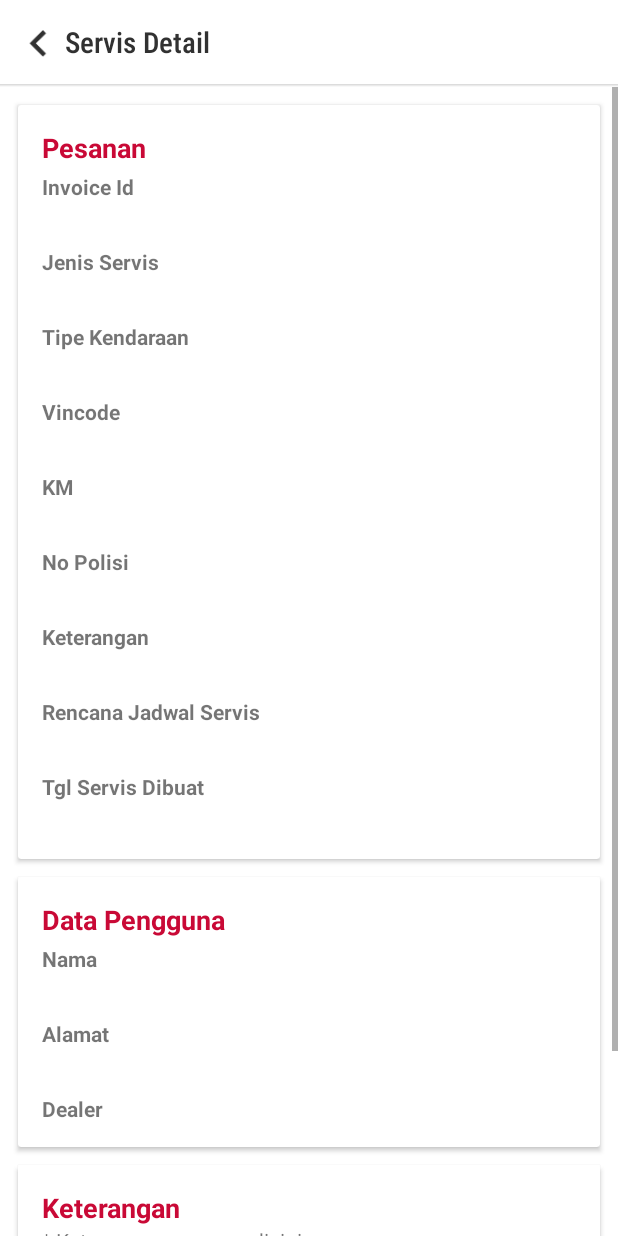
After one commit to erthru/android-pthabgsm, an Android app: the TeknisiServisDetailActivity screen opened directly, with no data from a screen before it, on a phone screen of 412 x 824 dp. The commit adds this screen. Run offline under Robolectric (Android 15) with nearby library versions, the phone set to English and light mode, and no system bars; 2 statements that could not run were skipped.

Commit message:
detail servis teknisi

```diff
--- a/app/src/main/AndroidManifest.xml
+++ b/app/src/main/AndroidManifest.xml
@@ -13,6 +13,8 @@
             android:supportsRtl="true"
             android:theme="@style/AppTheme"
             tools:ignore="GoogleAppIndexingWarning">
+        <activity android:name=".ui.teknisiservisdetail.TeknisiServisDetailActivity">
+        </activity>
         <activity android:name=".ui.teknisimain.TeknisiMainActivity">
         </activity>
         <activity android:name=".ui.loginteknisi.LoginTeknisiActivity">
--- a/app/src/main/java/com/ertohru/pthabgsm/api/model/ListBookingTeknisiResponse.kt
+++ b/app/src/main/java/com/ertohru/pthabgsm/api/model/ListBookingTeknisiResponse.kt
@@ -9,6 +9,7 @@ data class ListBookingTeknisiResponse(
 data class Booking(
     val booking_id: String,
     val booking_jenis_servis: String,
+    val booking_model_kendaraan: String,
     val booking_vincode: String,
     val booking_km: String,
     val booking_no_polisi: String,
--- /dev/null
+++ b/app/src/main/java/com/ertohru/pthabgsm/ui/teknisiservisdetail/TeknisiServisDetailActivity.kt
@@ -0,0 +1,62 @@
+package com.ertohru.pthabgsm.ui.teknisiservisdetail
+
+import androidx.appcompat.app.AppCompatActivity
+import android.os.Bundle
+import android.view.View
+import com.ertohru.pthabgsm.R
+import com.ertohru.pthabgsm.utils.StringUtils
+import kotlinx.android.synthetic.main.activity_pesanan_detail.*
+import kotlinx.android.synthetic.main.activity_teknisi_servis_detail.*
+
+class TeknisiServisDetailActivity : AppCompatActivity() {
+
+    lateinit var bookingId: String
+
+    override fun onCreate(savedInstanceState: Bundle?) {
+        super.onCreate(savedInstanceState)
+        setContentView(R.layout.activity_teknisi_servis_detail)
+
+        supportActionBar?.hide()
+
+        val i = intent
+        bookingId = i.getStringExtra("booking_id")
+
+        tvInvoiceTSD.text = i.getStringExtra("booking_id")
+        tvJenisTSD.text = i.getStringExtra("booking_jenis_servis")
+        tvModelKendaraanTSD.text = i.getStringExtra("booking_model_kendaraan")
+        tvVincodeTSD.text = i.getStringExtra("booking_vincode")
+        tvKMTSD.text = i.getStringExtra("booking_km")
+        tvNoPolisiTSD.text = i.getStringExtra("booking_no_polisi")
+        tvJadwalServisTSD.text = StringUtils.dateMinDetail(i.getStringExtra("booking_jadwal_servis"))
+        tvKeteranganTSD.text = i.getStringExtra("booking_keterangan")
+        tvTglTSD.text = StringUtils.dateLengkap(i.getStringExtra("booking_created_at"))
+        tvNamaTSD.text = i.getStringExtra("user_nama_lengkap")
+        tvAlamatTSD.text = i.getStringExtra("user_alamat")
+
+        val lastStatus = i.getStringExtra("last_status")
+
+        when(lastStatus){
+            "DITERIMA" -> {
+                tvKeteranganDetailTSD.text = "Menunggu pemilihan sparepart"
+            }
+            "PEMILIHAN PART" -> {
+                tvKeteranganDetailTSD.text = "Menunggu user mengkonfirmasi sparepart yang telah ditentukan"
+                btnViewSparePartTSD.text = "LIHAT SPAREPART YANG TELAH DITENTUKAN"
+            }
+            "MENUNGGU PERSETUJUAN" -> {
+                tvKeteranganDetailTSD.text = "User telah menentukan sparepart yang ingin digunakan"
+                btnViewSparePartTSD.text = "LIHAT SPAREPART YANG TELAH DITENTUKAN"
+            }
+            "DALAM PENGERJAAN" -> {
+                tvKeteranganDetailTSD.text = "Servis ini sedang dalam pengerjaan"
+                btnViewSparePartTSD.text = "LIHAT SPAREPART YANG TELAH DITENTUKAN"
+                btnTolakTSD.visibility = View.GONE
+            }
+        }
+
+        btnBackTSD.setOnClickListener {
+            finish()
+        }
+
+    }
+}
--- a/app/src/main/java/com/ertohru/pthabgsm/ui/teknisiservispengerjaan/TeknisiServisPengerjaanFragment.kt
+++ b/app/src/main/java/com/ertohru/pthabgsm/ui/teknisiservispengerjaan/TeknisiServisPengerjaanFragment.kt
@@ -61,9 +61,17 @@ class TeknisiServisPengerjaanFragment : Fragment() {
             }
         })
 
+        return v
+    }
+
+    override fun onResume() {
+        super.onResume()
+        page = 0
+        allDataLoaded = false
+        bookings.clear()
+
+        v.rvFTSP.adapter = rvAdapter
         loadBooking()
-
-        return v
     }
 
     private fun loadBooking(){
--- a/app/src/main/java/com/ertohru/pthabgsm/ui/teknisiservispengerjaan/TeknisiServisPengerjaanRecyclerView.kt
+++ b/app/src/main/java/com/ertohru/pthabgsm/ui/teknisiservispengerjaan/TeknisiServisPengerjaanRecyclerView.kt
@@ -1,12 +1,14 @@
 package com.ertohru.pthabgsm.ui.teknisiservispengerjaan
 
 import android.content.Context
+import android.content.Intent
 import android.view.LayoutInflater
 import android.view.View
 import android.view.ViewGroup
 import androidx.recyclerview.widget.RecyclerView
 import com.ertohru.pthabgsm.R
 import com.ertohru.pthabgsm.api.model.Booking
+import com.ertohru.pthabgsm.ui.teknisiservisdetail.TeknisiServisDetailActivity
 import com.ertohru.pthabgsm.utils.StringUtils
 import kotlinx.android.synthetic.main.list_pengerjaan_teknisi_servis_pengerjaan.view.*
 
@@ -36,6 +38,29 @@ class TeknisiServisPengerjaanRecyclerView(val context: Context, val data: ArrayL
 
         holder.v.tvStatusLPTSP.text = status
 
+        holder.v.layoutLPTSP.setOnClickListener {
+            context.startActivity(Intent(context, TeknisiServisDetailActivity::class.java)
+                .putExtra("booking_id", data?.get(position)?.booking_id)
+                .putExtra("booking_jenis_servis",data?.get(position)?.booking_jenis_servis)
+                .putExtra("booking_model_kendaraan",data?.get(position)?.booking_model_kendaraan)
+                .putExtra("booking_vincode",data?.get(position)?.booking_vincode)
+                .putExtra("booking_km",data?.get(position)?.booking_km)
+                .putExtra("booking_no_polisi",data?.get(position)?.booking_no_polisi)
+                .putExtra("booking_jadwal_servis",data?.get(position)?.booking_jadwal_servis)
+                .putExtra("booking_keterangan",data?.get(position)?.booking_keterangan)
+                .putExtra("booking_biaya",data?.get(position)?.booking_biaya)
+                .putExtra("booking_created_at",data?.get(position)?.booking_created_at)
+                .putExtra("user_id",data?.get(position)?.user_id)
+                .putExtra("dealer_id",data?.get(position)?.dealer_id)
+                .putExtra("user_nama_lengkap",data?.get(position)?.user_nama_lengkap)
+                .putExtra("user_alamat",data?.get(position)?.user_alamat)
+                .putExtra("user_no_hp",data?.get(position)?.user_no_hp)
+                .putExtra("user_created_at",data?.get(position)?.user_created_at)
+                .putExtra("user_updated_at",data?.get(position)?.user_updated_at)
+                .putExtra("last_status",data?.get(position)?.last_status)
+            )
+        }
+
     }
 
     class ViewHolder(val v: View): RecyclerView.ViewHolder(v)
--- /dev/null
+++ b/app/src/main/res/layout/activity_teknisi_servis_detail.xml
@@ -0,0 +1,235 @@
+<?xml version="1.0" encoding="utf-8"?>
+<androidx.constraintlayout.widget.ConstraintLayout
+        xmlns:android="http://schemas.android.com/apk/res/android"
+        xmlns:tools="http://schemas.android.com/tools"
+        xmlns:app="http://schemas.android.com/apk/res-auto"
+        android:layout_width="match_parent"
+        android:layout_height="match_parent"
+        tools:context=".ui.teknisiservisdetail.TeknisiServisDetailActivity">
+
+    <LinearLayout
+            android:orientation="vertical"
+            android:layout_width="match_parent"
+            android:layout_height="match_parent">
+        <FrameLayout
+                android:layout_width="match_parent"
+                android:layout_height="56dp" android:paddingLeft="16dp" android:paddingRight="16dp"
+        >
+            <LinearLayout
+                    android:orientation="horizontal"
+                    android:layout_width="match_parent"
+                    android:layout_height="match_parent" android:gravity="center_vertical">
+                <ImageView
+                        android:src="@drawable/ic_keyboard_arrow_left_black_24dp"
+                        android:layout_width="35dp"
+                        android:layout_height="35dp" android:id="@+id/btnBackTSD" android:layout_weight="0"
+                        android:scaleType="fitXY" android:layout_marginTop="2dp" android:layout_marginLeft="-8dp"/>
+                <TextView
+                        android:text="Servis Detail"
+                        android:layout_width="wrap_content"
+                        android:layout_height="wrap_content" android:id="@+id/textView2"
+                        android:layout_gravity="center_vertical" android:textSize="19sp"
+                        android:textColor="@color/colorTitle"
+                        android:fontFamily="sans-serif-condensed-light" android:textStyle="bold"/>
+            </LinearLayout>
+        </FrameLayout>
+        <FrameLayout android:layout_width="match_parent" android:layout_height="2dp"
+                     android:background="@drawable/toolbar_shadow">
+        </FrameLayout>
+        <ScrollView
+                android:layout_width="match_parent"
+                android:layout_height="match_parent">
+            <LinearLayout android:layout_width="match_parent" android:layout_height="wrap_content"
+                          android:orientation="vertical">
+                <androidx.cardview.widget.CardView
+                        android:layout_width="match_parent"
+                        android:layout_height="match_parent" android:layout_marginTop="12dp"
+                        android:layout_marginRight="12dp" android:layout_marginLeft="12dp"
+                        android:layout_marginBottom="2dp">
+                    <LinearLayout
+                            android:orientation="vertical"
+                            android:layout_width="match_parent"
+                            android:layout_height="match_parent" android:padding="16dp">
+                        <TextView
+                                android:text="Pesanan"
+                                android:layout_width="match_parent"
+                                android:layout_height="wrap_content"
+                                android:textStyle="bold"
+                                android:textSize="18sp" android:textColor="@color/colorAccent"
+                        />
+                        <TextView
+                                android:text="Invoice Id"
+                                android:layout_width="match_parent"
+                                android:layout_height="wrap_content" android:id="@+id/textView7"
+                                android:textStyle="bold" android:layout_marginTop="4dp"/>
+                        <TextView
+                                android:text="#0"
+                                android:layout_width="match_parent"
+                                android:layout_height="wrap_content" android:id="@+id/tvInvoiceTSD"
+                                android:textSize="18sp" android:layout_marginTop="-2dp"/>
+                        <TextView
+                                android:text="Jenis Servis"
+                                android:layout_width="match_parent"
+                                android:layout_height="wrap_content" android:id="@+id/textView8"
+                                android:layout_marginTop="8dp" android:textStyle="bold"/>
+                        <TextView
+                                android:text="BODY"
+                                android:layout_width="match_parent"
+                                android:layout_height="wrap_content" android:id="@+id/tvJenisTSD"
+                                android:textSize="18sp" android:layout_marginTop="-2dp"/>
+                        <TextView
+                                android:text="Tipe Kendaraan"
+                                android:layout_width="match_parent"
+                                android:layout_height="wrap_content" android:id="@+id/textView21"
+                                android:layout_marginTop="8dp" android:textStyle="bold"/>
+                        <TextView
+                                android:text="Model Kenda"
+                                android:layout_width="match_parent"
+                                android:layout_height="wrap_content" android:id="@+id/tvModelKendaraanTSD"
+                                android:textSize="18sp" android:layout_marginTop="-2dp"/>
+                        <TextView
+                                android:text="Vincode"
+                                android:layout_width="match_parent"
+                                android:layout_height="wrap_content" android:id="@+id/textView20"
+                                android:layout_marginTop="8dp" android:textStyle="bold"/>
+                        <TextView
+                                android:text="Kode"
+                                android:layout_width="match_parent"
+                                android:layout_height="wrap_content" android:id="@+id/tvVincodeTSD"
+                                android:textSize="18sp" android:layout_marginTop="-2dp"/>
+                        <TextView
+                                android:text="KM"
+                                android:layout_width="match_parent"
+                                android:layout_height="wrap_content" android:id="@+id/textView19"
+                                android:layout_marginTop="8dp" android:textStyle="bold"/>
+                        <TextView
+                                android:text="14"
+                                android:layout_width="match_parent"
+                                android:layout_height="wrap_content" android:id="@+id/tvKMTSD"
+                                android:textSize="18sp" android:layout_marginTop="-2dp"/>
+                        <TextView
+                                android:text="No Polisi"
+                                android:layout_width="match_parent"
+                                android:layout_height="wrap_content" android:id="@+id/textView17"
+                                android:layout_marginTop="8dp" android:textStyle="bold"/>
+                        <TextView
+                                android:text="DM 0000 AB"
+                                android:layout_width="match_parent"
+                                android:layout_height="wrap_content" android:id="@+id/tvNoPolisiTSD"
+                                android:textSize="18sp" android:layout_marginTop="-2dp"/>
+                        <TextView
+                                android:text="Keterangan"
+                                android:layout_width="match_parent"
+                                android:layout_height="wrap_content" android:id="@+id/textView9"
+                                android:layout_marginTop="8dp" android:textSize="14sp" android:textStyle="bold"/>
+                        <TextView
+                                android:text="-"
+                                android:layout_width="match_parent"
+                                android:layout_height="wrap_content" android:id="@+id/tvKeteranganTSD"
+                                android:textSize="18sp" android:layout_marginTop="-2dp"/>
+                        <TextView
+                                android:text="Rencana Jadwal Servis"
+                                android:layout_width="match_parent"
+                                android:layout_height="wrap_content"
+                                android:textStyle="bold" android:layout_marginTop="8dp"/>
+                        <TextView
+                                android:text="00-00-1990"
+                                android:layout_width="match_parent"
+                                android:layout_height="wrap_content" android:id="@+id/tvJadwalServisTSD"
+                                android:textSize="18sp"
+                                android:layout_marginTop="-2dp"/>
+                        <TextView
+                                android:text="Tgl Servis Dibuat"
+                                android:layout_width="match_parent"
+                                android:layout_height="wrap_content" android:id="@+id/textView10"
+                                android:textStyle="bold" android:layout_marginTop="8dp"/>
+                        <TextView
+                                android:text="00:00:00 | 00-00-1990"
+                                android:layout_width="match_parent"
+                                android:layout_height="wrap_content" android:id="@+id/tvTglTSD" android:textSize="18sp"
+                                android:layout_marginTop="-2dp"/>
+                    </LinearLayout>
+                </androidx.cardview.widget.CardView>
+                <androidx.cardview.widget.CardView
+                        android:layout_width="match_parent"
+                        android:layout_height="match_parent" android:layout_marginTop="10dp"
+                        android:layout_marginRight="12dp" android:layout_marginLeft="12dp"
+                        android:layout_marginBottom="2dp">
+                    <LinearLayout
+                            android:orientation="vertical"
+                            android:layout_width="match_parent"
+                            android:layout_height="match_parent" android:padding="16dp">
+                        <TextView
+                                android:text="Data Pengguna"
+                                android:layout_width="match_parent"
+                                android:layout_height="wrap_content"
+                                android:textStyle="bold"
+                                android:textSize="18sp" android:textColor="@color/colorAccent"
+                        />
+                        <TextView
+                                android:text="Nama"
+                                android:layout_width="match_parent"
+                                android:layout_height="wrap_content" android:id="@+id/textView11"
+                                android:layout_marginTop="4dp" android:textStyle="bold"/>
+                        <TextView
+                                android:text="Puput"
+                                android:layout_width="match_parent"
+                                android:layout_height="wrap_content" android:id="@+id/tvNamaTSD"
+                                android:textSize="18sp" android:layout_marginTop="-2dp"/>
+                        <TextView
+                                android:text="Alamat"
+                                android:layout_width="match_parent"
+                                android:layout_height="wrap_content" android:id="@+id/textView12"
+                                android:textStyle="bold" android:layout_marginTop="8dp"/>
+                        <TextView
+                                android:text="asdasd asd asd a as "
+                                android:layout_width="match_parent"
+                                android:layout_height="wrap_content" android:id="@+id/tvAlamatTSD"
+                                android:textSize="18sp" android:layout_marginTop="-2dp"/>
+                        <TextView
+                                android:text="Dealer"
+                                android:layout_width="match_parent"
+                                android:layout_height="wrap_content" android:id="@+id/textView13"
+                                android:textStyle="bold" android:layout_marginTop="8dp"/>
+                    </LinearLayout>
+                </androidx.cardview.widget.CardView>
+                <androidx.cardview.widget.CardView
+                        android:layout_width="match_parent"
+                        android:layout_height="match_parent" android:layout_marginTop="10dp"
+                        android:layout_marginRight="12dp" android:layout_marginLeft="12dp"
+                        android:layout_marginBottom="2dp">
+                    <LinearLayout
+                            android:orientation="vertical"
+                            android:layout_width="match_parent"
+                            android:layout_height="match_parent" android:padding="16dp">
+                        <TextView
+                                android:text="Keterangan"
+                                android:layout_width="match_parent"
+                                android:layout_height="wrap_content"
+                                android:textStyle="bold"
+                                android:textSize="18sp" android:textColor="@color/colorAccent"
+                        />
+                        <TextView
+                                android:text="* Keterangan pesanan disini"
+                                android:layout_width="match_parent"
+                                android:layout_height="wrap_content" android:id="@+id/tvKeteranganDetailTSD"/>
+                        <Button
+                                android:text="SET SPAREPART"
+                                android:layout_width="match_parent"
+                                android:layout_height="wrap_content" android:id="@+id/btnViewSparePartTSD"
+                                android:textColor="@android:color/white" android:textStyle="bold"
+                                android:background="@color/successColor" android:layout_marginTop="10dp"
+                        />
+                        <Button
+                                android:text="TOLAK PESANAN SERVIS"
+                                android:layout_width="match_parent"
+                                android:layout_height="wrap_content" android:id="@+id/btnTolakTSD"
+                                android:textColor="@android:color/white" android:textStyle="bold"
+                                android:background="@color/colorAccent" android:layout_marginTop="10dp"
+                        />
+                    </LinearLayout>
+                </androidx.cardview.widget.CardView>
+            </LinearLayout>
+        </ScrollView>
+    </LinearLayout>
+</androidx.constraintlayout.widget.ConstraintLayout>
```
